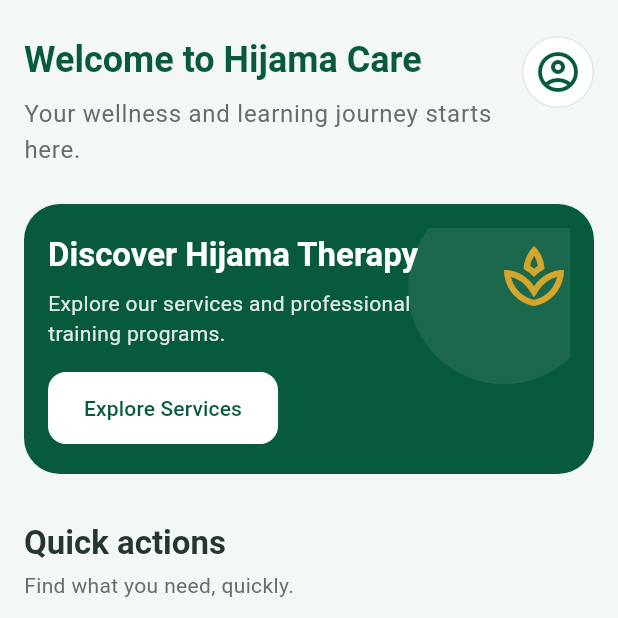
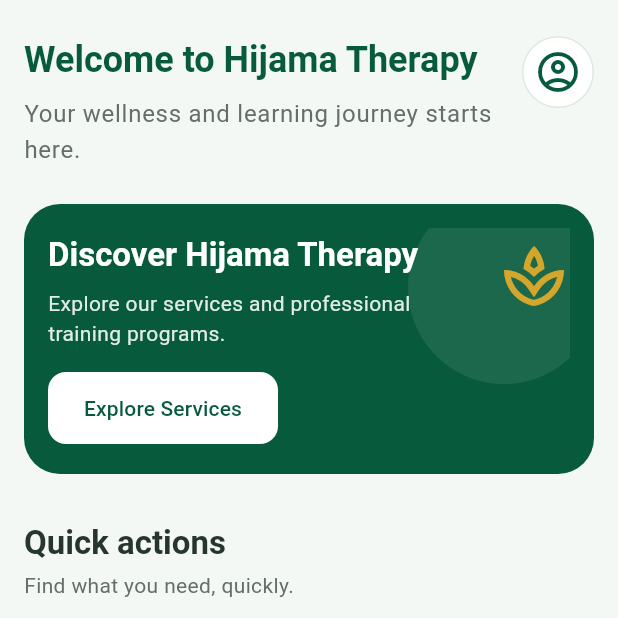
Before and after one commit to Sangram693/cupping_therapy_app, a Flutter app: the HomeScreen screen opened by its route, after a tap on "Contact Us", on a phone screen of 412 x 824 dp, the top half of it. Run offline on Flutter 3.47's test engine with Material 3 defaults, Android fonts, the light colour scheme and no system bars; our stand-ins replace dio, flutter_riverpod, flutter_secure_storage, go_router, hive, hive_flutter; accounts and stored records are empty.

Commit message:
implement app constant

```diff
--- a/lib/app/app.dart
+++ b/lib/app/app.dart
@@ -2,6 +2,7 @@ import 'package:flutter/material.dart';
 import 'package:flutter_riverpod/flutter_riverpod.dart';
 
 import '../app/di/providers.dart';
+import '../core/constants/app_constants.dart';
 import 'theme/app_theme.dart';
 
 class App extends ConsumerWidget {
@@ -12,7 +13,7 @@ class App extends ConsumerWidget {
     final router = ref.watch(appRouterProvider);
 
     return MaterialApp.router(
-      title: 'Hijama Therapy',
+      title: AppConstants.appName,
       debugShowCheckedModeBanner: false,
       theme: AppTheme.light,
       darkTheme: AppTheme.dark,
--- a/lib/core/constants/app_constants.dart
+++ b/lib/core/constants/app_constants.dart
@@ -1,7 +1,7 @@
 class AppConstants {
   AppConstants._();
 
-  static const String appName = 'Cupping Therapy';
+  static const String appName = 'Hijama Therapy';
   static const String appVersion = '1.0.0';
   static const String apiBaseUrl = 'https://api.example.com';
   static const Duration defaultTimeout = Duration(seconds: 20);
--- a/lib/features/home/presentation/screens/home_screen.dart
+++ b/lib/features/home/presentation/screens/home_screen.dart
@@ -2,6 +2,7 @@ import 'package:flutter/material.dart';
 import 'package:go_router/go_router.dart';
 
 import '../../../../app/router/route_names.dart';
+import '../../../../core/constants/app_constants.dart';
 import '../../../../core/constants/app_dimensions.dart';
 import '../../../../core/services/app_color_service.dart';
 import '../widgets/contact_card.dart';
@@ -207,7 +208,7 @@ class _ServiceCards extends StatelessWidget {
     final services = [
       (
         icon: Icons.spa_outlined,
-        title: 'Hijama Therapy',
+        title: AppConstants.appName,
         description: 'Contact us for service details and availability.',
       ),
       (
--- a/lib/features/home/presentation/widgets/home_header.dart
+++ b/lib/features/home/presentation/widgets/home_header.dart
@@ -2,6 +2,7 @@ import 'package:flutter/material.dart';
 import 'package:go_router/go_router.dart';
 
 import '../../../../app/router/route_names.dart';
+import '../../../../core/constants/app_constants.dart';
 import '../../../../core/constants/app_dimensions.dart';
 import '../../../../core/services/app_color_service.dart';
 
@@ -18,7 +19,7 @@ class HomeHeader extends StatelessWidget {
             crossAxisAlignment: CrossAxisAlignment.start,
             children: [
               Text(
-                'Welcome to Hijama Care',
+                'Welcome to ${AppConstants.appName}',
                 style: Theme.of(context).textTheme.headlineSmall?.copyWith(
                   color: AppColors.primary,
                   fontWeight: FontWeight.w700,
--- a/lib/features/home/presentation/widgets/home_promo_banner.dart
+++ b/lib/features/home/presentation/widgets/home_promo_banner.dart
@@ -1,5 +1,6 @@
 import 'package:flutter/material.dart';
 
+import '../../../../core/constants/app_constants.dart';
 import '../../../../core/constants/app_dimensions.dart';
 import '../../../../core/services/app_color_service.dart';
 
@@ -44,7 +45,7 @@ class HomePromoBanner extends StatelessWidget {
                     crossAxisAlignment: CrossAxisAlignment.start,
                     children: [
                       Text(
-                        'Discover Hijama Therapy',
+                        'Discover ${AppConstants.appName}',
                         style: Theme.of(context).textTheme.titleLarge?.copyWith(
                           color: AppColors.surface,
                           fontWeight: FontWeight.w700,
--- a/lib/features/profile/presentation/screens/profile_screen.dart
+++ b/lib/features/profile/presentation/screens/profile_screen.dart
@@ -4,6 +4,7 @@ import 'package:go_router/go_router.dart';
 
 import '../../../../app/di/providers.dart';
 import '../../../../app/router/route_names.dart';
+import '../../../../core/constants/app_constants.dart';
 import '../../../../core/constants/app_dimensions.dart';
 import '../../../../core/services/app_color_service.dart';
 import '../../../../core/widgets/app_back_button.dart';
@@ -194,7 +195,7 @@ class _ProfileScreenState extends ConsumerState<ProfileScreen> {
   void _showAboutDialog() {
     showAboutDialog(
       context: context,
-      applicationName: 'Hijama Therapy',
+      applicationName: AppConstants.appName,
       applicationIcon: const Icon(
         Icons.spa_outlined,
         color: AppColors.primary,
--- a/lib/features/splash/presentation/screens/splash_screen.dart
+++ b/lib/features/splash/presentation/screens/splash_screen.dart
@@ -4,6 +4,7 @@ import 'package:flutter_riverpod/flutter_riverpod.dart';
 
 import '../../../../app/di/providers.dart';
 import '../../../../app/router/route_names.dart';
+import '../../../../core/constants/app_constants.dart';
 import '../../../../core/constants/app_dimensions.dart';
 import '../../../../core/services/app_color_service.dart';
 
@@ -118,7 +119,7 @@ class _SplashScreenState extends ConsumerState<SplashScreen> {
                               child: Image.asset(
                                 'assets/images/app_logo.jpg',
                                 fit: BoxFit.contain,
-                                semanticLabel: 'Hijama Care logo',
+                                semanticLabel: '${AppConstants.appName} logo',
                                 errorBuilder: (context, error, stackTrace) =>
                                     const Center(
                                       child: Icon(
@@ -138,7 +139,7 @@ class _SplashScreenState extends ConsumerState<SplashScreen> {
                           ),
                           const SizedBox(height: AppDimensions.spacing8),
                           Text(
-                            'Hijama Care',
+                            AppConstants.appName,
                             textAlign: TextAlign.center,
                             style: Theme.of(context).textTheme.headlineMedium
                                 ?.copyWith(
```
Also changed, not shown: 1 other file.
